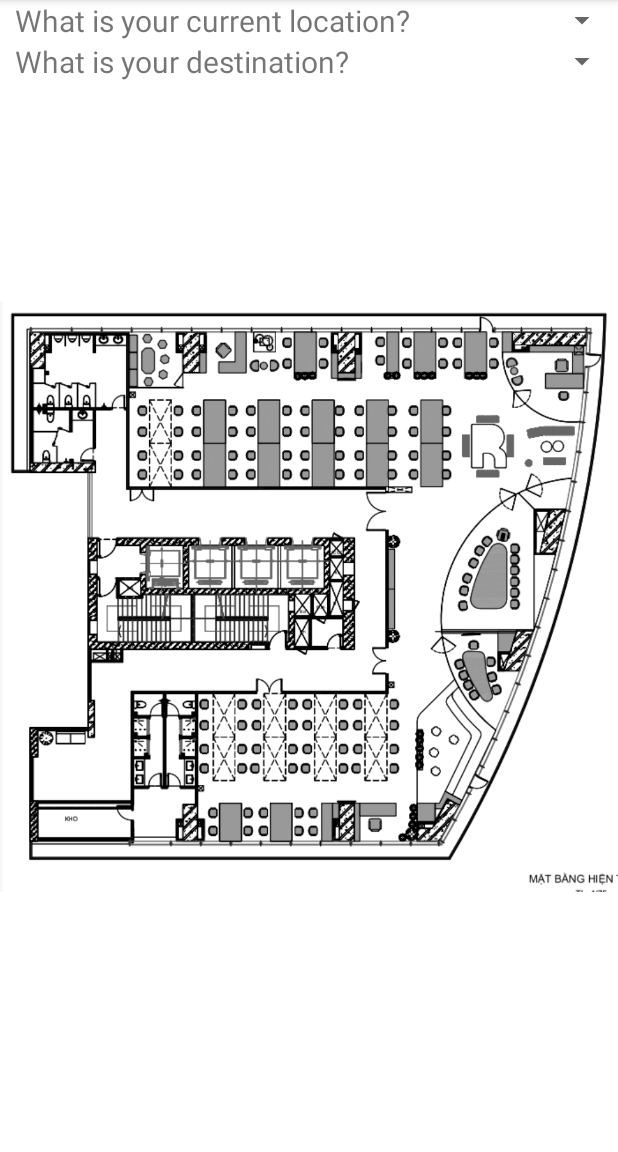
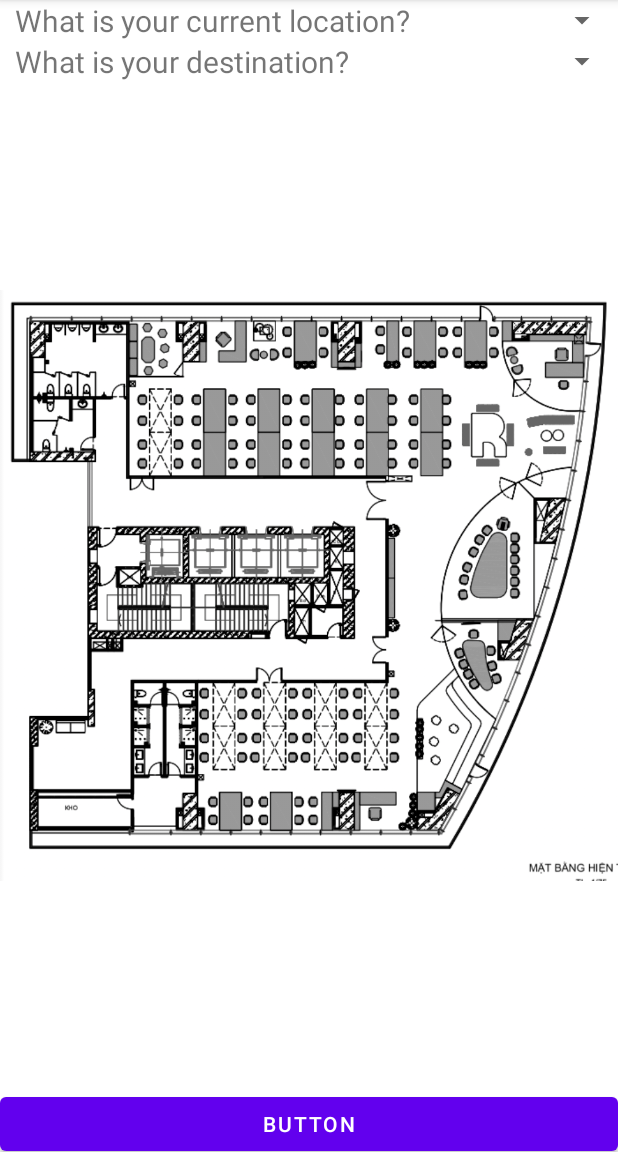
Before and after one commit to NamNgo-2810/ARTry, an Android app: the screen it shows after launch (Launcher), on a phone screen of 412 x 824 dp, the part 84-1236 px from its top. Run offline under Robolectric (Android 15) with nearby library versions, the phone set to English and light mode, and no system bars; 3 statements that could not run were skipped.

```diff
--- a/app/src/main/java/com/namnv/artry/activities/Launcher.kt
+++ b/app/src/main/java/com/namnv/artry/activities/Launcher.kt
@@ -12,6 +12,8 @@ import android.widget.*
 import androidx.annotation.RequiresApi
 import androidx.appcompat.app.AppCompatActivity
 import com.namnv.artry.R
+import com.namnv.artry.ar.ArImageAndNavigation
+import com.namnv.artry.models.Vertex
 import com.namnv.artry.utils.NavigationService
 
 class Launcher : AppCompatActivity() {
@@ -21,8 +23,11 @@ class Launcher : AppCompatActivity() {
     private var destinations = ArrayList<String>()
     var current: IntArray? = intArrayOf(0, 0)
     lateinit var map: ImageView
+    lateinit var button: Button
     var mService: NavigationService? = null
     var isBound = false
+
+    var vertices: ArrayList<Vertex> = ArrayList()
 
     private val connection: ServiceConnection = object : ServiceConnection {
         @RequiresApi(Build.VERSION_CODES.O)
@@ -46,11 +51,18 @@ class Launcher : AppCompatActivity() {
         initLocation()
         val intent = Intent(this, NavigationService::class.java)
 
-        map = findViewById(R.id.map)
+        map = findViewById(R.id.mapTop)
+        button = findViewById(R.id.button)
         bindService(intent, connection, BIND_AUTO_CREATE)
         startService(intent)
         initSpinner()
 
+        button.setOnClickListener {
+            val intent = Intent(this, ArImageAndNavigation::class.java).apply {
+                putExtra("vertices", vertices)
+            }
+            startActivity(intent)
+        }
     }
 
     private fun initSpinner() {
@@ -81,7 +93,9 @@ class Launcher : AppCompatActivity() {
                 map.setImageBitmap(null)
                 val destination: IntArray? = locationMap[p2 - 1]
                 if (destination != null) {
-                    current?.let { mService?.findPath(map, it, destination) }
+                    current?.let {
+                        vertices = mService?.findPath(map, it, destination)!!
+                    }
                 }
             }
 
--- a/app/src/main/java/com/namnv/artry/ar/AugmentedImageNode.kt
+++ b/app/src/main/java/com/namnv/artry/ar/AugmentedImageNode.kt
@@ -34,7 +34,7 @@ class AugmentedImageNode @RequiresApi(Build.VERSION_CODES.N) constructor(context
     }
 
     @RequiresApi(Build.VERSION_CODES.N)
-    public fun setImage(image: AugmentedImage) {
+    fun setImage(image: AugmentedImage) {
         this.image = image
 
         if (!ulCorner!!.isDone || !urCorner!!.isDone || !llCorner!!.isDone || !lrCorner!!.isDone) {
@@ -86,7 +86,7 @@ class AugmentedImageNode @RequiresApi(Build.VERSION_CODES.N) constructor(context
 
     }
 
-    public fun getImage(): AugmentedImage {
+    fun getImage(): AugmentedImage {
         return this.image
     }
 }
--- a/app/src/main/java/com/namnv/artry/utils/SearchHelper.kt
+++ b/app/src/main/java/com/namnv/artry/utils/SearchHelper.kt
@@ -7,9 +7,11 @@ class SearchHelper {
 
 
     companion object {
-        public fun getCoordinateAndRotation(startPosition: Vertex, targetPosition: Vertex): ArrayList<Vertex> {
+
+
+
+        fun getCoordinateAndRotation(startPosition: Vertex, targetPosition: Vertex): ArrayList<Vertex> {
             val vertices: ArrayList<Vertex> = ArrayList()
-
 
             return vertices
         }
--- a/app/src/main/res/layout/activity_launcher.xml
+++ b/app/src/main/res/layout/activity_launcher.xml
@@ -2,48 +2,53 @@
 <androidx.constraintlayout.widget.ConstraintLayout xmlns:android="http://schemas.android.com/apk/res/android"
     xmlns:app="http://schemas.android.com/apk/res-auto"
     xmlns:tools="http://schemas.android.com/tools"
+    android:id="@+id/linearLayout"
     android:layout_width="match_parent"
     android:layout_height="match_parent"
+    android:orientation="vertical"
     tools:context=".activities.Launcher">
+
+    <ScrollView
+        android:layout_width="match_parent"
+        android:layout_height="match_parent"
+        app:layout_constraintBottom_toBottomOf="parent"
+        app:layout_constraintEnd_toEndOf="parent"
+        app:layout_constraintStart_toStartOf="parent"
+        app:layout_constraintTop_toTopOf="parent">
+
+        <LinearLayout
+            android:layout_width="match_parent"
+            android:layout_height="wrap_content"
+            android:orientation="vertical" >
 
             <Spinner
                 android:id="@+id/currentLocationSpinner"
                 android:layout_width="match_parent"
-        android:layout_height="wrap_content"
-        android:spinnerMode="dropdown"
-        app:layout_constraintBottom_toTopOf="@+id/destinationSpinner"
-        app:layout_constraintEnd_toEndOf="parent"
-        app:layout_constraintStart_toStartOf="parent"
-        app:layout_constraintTop_toTopOf="parent" />
+                android:layout_height="wrap_content" />
 
             <Spinner
                 android:id="@+id/destinationSpinner"
                 android:layout_width="match_parent"
-        android:layout_height="wrap_content"
-        android:spinnerMode="dropdown"
-        app:layout_constraintBottom_toTopOf="@+id/mapTop"
-        app:layout_constraintEnd_toEndOf="parent"
-        app:layout_constraintStart_toStartOf="parent"
-        app:layout_constraintTop_toBottomOf="@id/currentLocationSpinner"
-        tools:ignore="TouchTargetSizeCheck,SpeakableTextPresentCheck" />
+                android:layout_height="wrap_content" />
 
             <ImageView
                 android:id="@+id/mapTop"
                 android:layout_width="match_parent"
-        android:layout_height="0dp"
-        app:layout_constraintBottom_toBottomOf="parent"
-        app:layout_constraintEnd_toEndOf="parent"
-        app:layout_constraintStart_toStartOf="parent"
-        app:layout_constraintTop_toBottomOf="@+id/currentLocationSpinner"
-        android:src="@drawable/floor"/>
+                android:layout_height="wrap_content"
+                app:srcCompat="@drawable/floor" />
+
             <ImageView
                 android:id="@+id/map"
                 android:layout_width="match_parent"
-        android:layout_height="0dp"
-        app:layout_constraintBottom_toBottomOf="parent"
-        app:layout_constraintEnd_toEndOf="parent"
-        app:layout_constraintStart_toStartOf="parent"
-        app:layout_constraintTop_toBottomOf="@+id/currentLocationSpinner"
-        android:src="@drawable/floor"/>
+                android:layout_height="wrap_content"
+                app:srcCompat="@drawable/floor" />
+
+            <Button
+                android:id="@+id/button"
+                android:layout_width="match_parent"
+                android:layout_height="wrap_content"
+                android:text="Button" />
+        </LinearLayout>
+    </ScrollView>
 
 </androidx.constraintlayout.widget.ConstraintLayout>
```
Also changed, not shown: app/src/main/AndroidManifest.xml (+10 -0 lines), app/src/main/java/com/namnv/artry/ar/ArImageAndNavigation.kt (+50 -18 lines), app/src/main/java/com/namnv/artry/utils/NavigationService.kt (+6 -83 lines), app/src/main/java/com/namnv/artry/utils/NavigationTask.kt (+18 -8 lines), app/src/main/java/com/namnv/artry/utils/PathFinding.kt (+19 -1 lines). Lines whose indentation alone changed are shown as unchanged.
